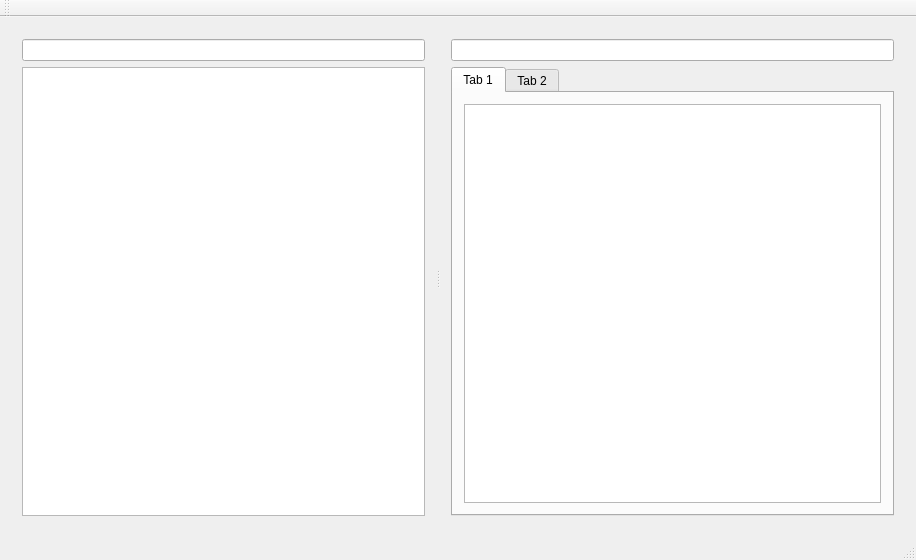
Above: MainWindow.ui from dridk/hpo-gui before the change. Below: the same form after it.
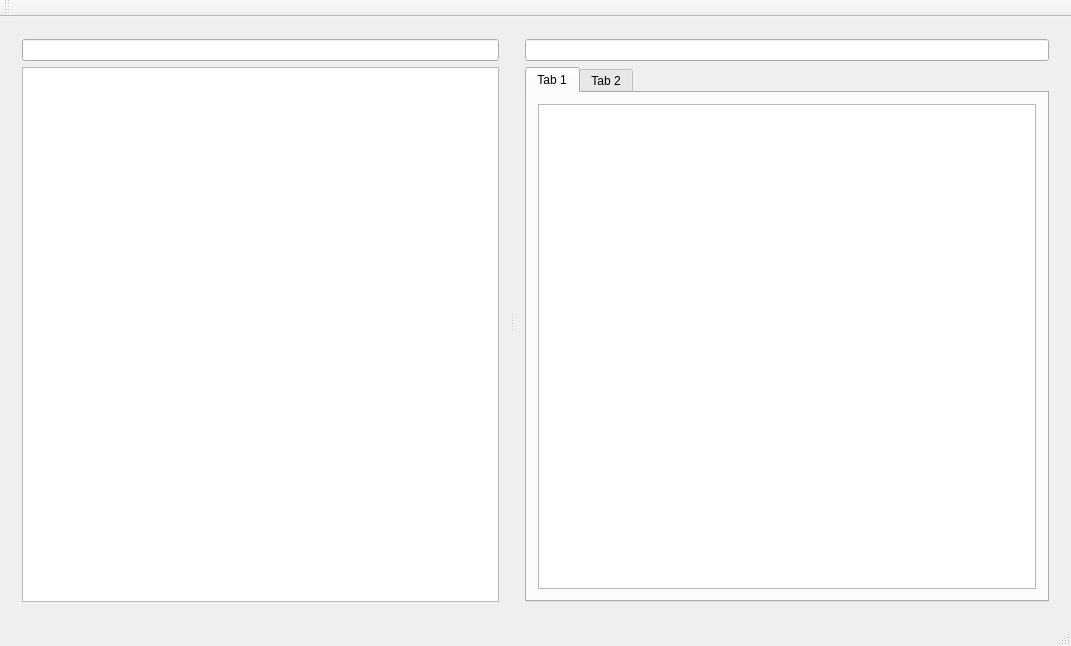
That is the form after the change.

Commit message: add sort features

Patch:
```diff
--- a/MainWindow.ui
+++ b/MainWindow.ui
@@ -6,8 +6,8 @@
    <rect>
     <x>0</x>
     <y>0</y>
-    <width>916</width>
-    <height>560</height>
+    <width>1071</width>
+    <height>646</height>
    </rect>
   </property>
   <property name="windowTitle">
@@ -20,8 +20,8 @@
       <property name="orientation">
        <enum>Qt::Horizontal</enum>
       </property>
-      <widget class="QWidget" name="layoutWidget">
-       <layout class="QVBoxLayout" name="verticalLayout">
+      <widget class="QWidget" name="">
+       <layout class="QVBoxLayout" name="verticalLayout_2">
         <item>
          <widget class="QLineEdit" name="lineEdit"/>
         </item>
@@ -30,10 +30,14 @@
         </item>
        </layout>
       </widget>
-      <widget class="QWidget" name="layoutWidget">
-       <layout class="QVBoxLayout" name="verticalLayout_2">
+      <widget class="QWidget" name="">
+       <layout class="QVBoxLayout" name="verticalLayout">
         <item>
-         <widget class="QLineEdit" name="lineEdit_2"/>
+         <layout class="QHBoxLayout" name="horizontalLayout">
+          <item>
+           <widget class="QLineEdit" name="lineEdit_2"/>
+          </item>
+         </layout>
         </item>
         <item>
          <widget class="QTabWidget" name="tabWidget">
@@ -43,7 +47,17 @@
            </attribute>
            <layout class="QVBoxLayout" name="verticalLayout_4">
             <item>
-             <widget class="QListView" name="geneView"/>
+             <widget class="QTableView" name="geneView">
+              <property name="sortingEnabled">
+               <bool>true</bool>
+              </property>
+              <attribute name="verticalHeaderVisible">
+               <bool>false</bool>
+              </attribute>
+              <attribute name="verticalHeaderShowSortIndicator" stdset="0">
+               <bool>true</bool>
+              </attribute>
+             </widget>
             </item>
            </layout>
           </widget>
```
Left out of the diff: 5 changed lines with no effect on the pictures. The commit also changes 2 other files.
